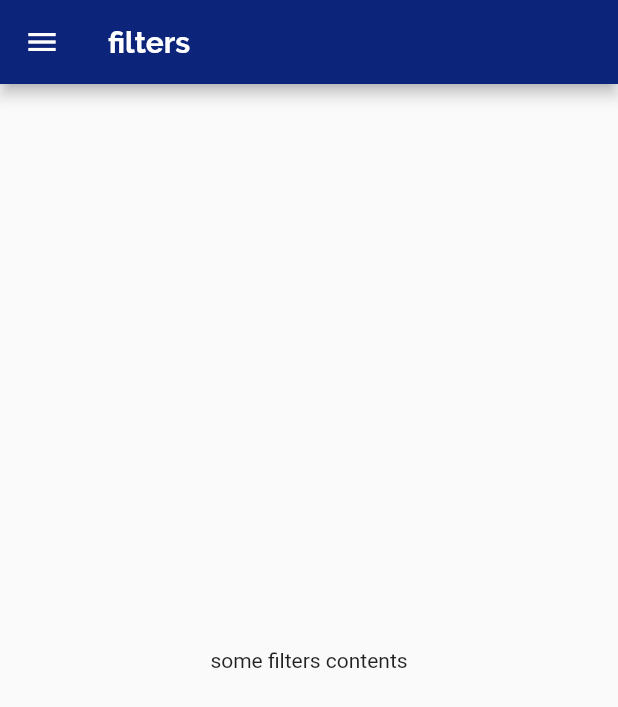
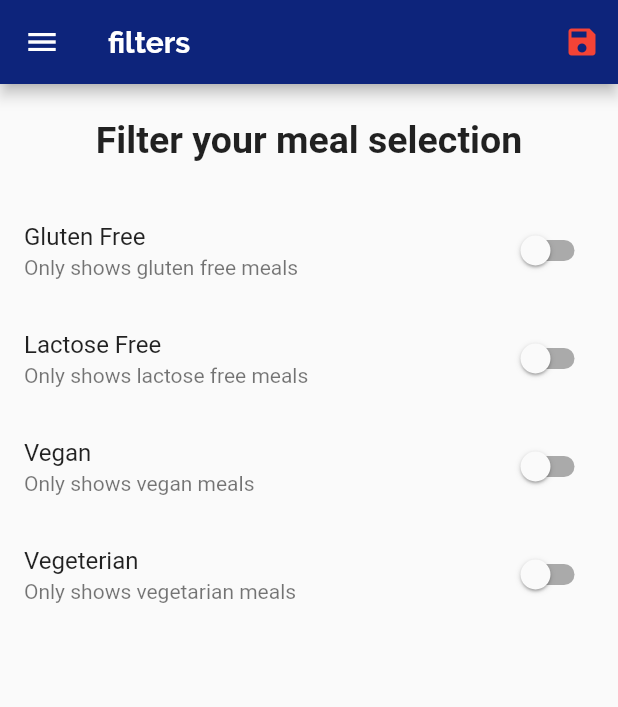
Before and after one commit to Wasim-Zaman/meal_application_using_flutter, a Flutter app: the FiltersScreen screen opened by its route, on a phone screen of 412 x 824 dp. Shown: the top 707 px of the screen. Run offline on Flutter 3.47's test engine with Material 2 defaults, Android fonts, the phone set to English and light mode, and no system bars; Roboto replaces fonts that are missing (RobotoCondensed).

Commit message:
filters page completed

```diff
--- a/lib/other/main.dart
+++ b/lib/other/main.dart
@@ -7,12 +7,52 @@ import '../screens/meal_detail_screen.dart';
 import '../screens/filters_screen.dart';
 import '../themes/theme_data.dart';
 
+import '../models/dummy_data.dart';
+import '../models/meal.dart';
+
 void main() {
   runApp(const MyApp());
 }
 
-class MyApp extends StatelessWidget {
+class MyApp extends StatefulWidget {
   const MyApp({super.key});
+
+  @override
+  State<MyApp> createState() => _MyAppState();
+}
+
+class _MyAppState extends State<MyApp> {
+  Map<String, bool> _filter = {
+    'gluten': false,
+    'lactose': false,
+    'vegan': false,
+    'vegetarian': false,
+  };
+
+  List<Meal> _availableMeal = DUMMY_MEALS;
+
+  void _updateFilters(Map<String, bool> filteredMeal) {
+    setState(() {
+      _filter = filteredMeal;
+    });
+
+    // here we will set the available meals
+    _availableMeal = DUMMY_MEALS.where((meal) {
+      if (_filter['gluten'] == true && !meal.isGlutenFree) {
+        return false;
+      }
+      if (_filter['lactose'] == true && !meal.isLactoseFree) {
+        return false;
+      }
+      if (_filter['vegan'] == true && !meal.isVegan) {
+        return false;
+      }
+      if (_filter['vegetarian'] == true && !meal.isVegetarian) {
+        return false;
+      }
+      return true;
+    }).toList();
+  }
 
   @override
   Widget build(BuildContext context) {
@@ -24,9 +64,10 @@ class MyApp extends StatelessWidget {
       initialRoute: "/",
       routes: {
         '/': (context) => const TabsScreenBottom(),
-        CategoryRecipe.screenName: (context) => const CategoryRecipe(),
+        CategoryRecipe.screenName: (context) => CategoryRecipe(_availableMeal),
         MealDetail.screenName: (context) => const MealDetail(),
-        FiltersScreen.pageName: (context) => const FiltersScreen(),
+        FiltersScreen.pageName: (context) =>
+            FiltersScreen(_filter, _updateFilters),
       },
       onGenerateRoute: (settings) {
         return null;
--- a/lib/screens/category_recipe_screen.dart
+++ b/lib/screens/category_recipe_screen.dart
@@ -1,7 +1,6 @@
 import 'package:flutter/material.dart';
 
 import '../widgets/meal_item.dart';
-import '../models/dummy_data.dart';
 import '../models/meal.dart';
 
 class CategoryRecipe extends StatefulWidget {
@@ -16,7 +15,8 @@ class CategoryRecipe extends StatefulWidget {
   //   required this.title,
   // });
 
-  const CategoryRecipe({super.key});
+  final List<Meal> availableMeals;
+  const CategoryRecipe(this.availableMeals, {super.key});
 
   @override
   State<CategoryRecipe> createState() => _CategoryRecipeState();
@@ -37,7 +37,7 @@ class _CategoryRecipeState extends State<CategoryRecipe> {
       final id = args['id'] as String;
       title = args['title'] as String;
 
-      displayedMeal = DUMMY_MEALS.where((meal) {
+      displayedMeal = widget.availableMeals.where((meal) {
         return meal.categories.contains(id);
       }).toList();
       isFirstTime = false;
--- a/lib/screens/favorites_screen.dart
+++ b/lib/screens/favorites_screen.dart
@@ -6,7 +6,7 @@ class FavoritesScreen extends StatelessWidget {
   @override
   Widget build(BuildContext context) {
     return const Center(
-      child: Text('hello'),
+      child: Text("Favorites Screen"),
     );
   }
 }
--- a/lib/screens/filters_screen.dart
+++ b/lib/screens/filters_screen.dart
@@ -2,10 +2,43 @@ import 'package:flutter/material.dart';
 
 import '../other/my_drawer.dart';
 
-class FiltersScreen extends StatelessWidget {
+class FiltersScreen extends StatefulWidget {
   static const pageName = '/filters-page';
 
-  const FiltersScreen({super.key});
+  final Map<String, bool> filters;
+  final Function updateFilters;
+
+  const FiltersScreen(this.filters, this.updateFilters, {super.key});
+
+  @override
+  State<FiltersScreen> createState() => _FiltersScreenState();
+}
+
+class _FiltersScreenState extends State<FiltersScreen> {
+  var _isGlutenFree;
+  var _isVegan;
+  var _isVegetarian;
+  var _isLactoseFree;
+
+  @override
+  void initState() {
+    _isGlutenFree = widget.filters['gluten'];
+    _isVegan = widget.filters['vegan'];
+    _isVegetarian = widget.filters['vegetarian'];
+    _isLactoseFree = widget.filters['lactose'];
+    super.initState();
+  }
+
+  // create a Switchlistview builder
+  Widget _buildSwitchListView(String title, String description,
+      bool currentValue, Function updateItem) {
+    return SwitchListTile(
+      title: Text(title),
+      subtitle: Text(description),
+      value: currentValue,
+      onChanged: (newValue) => updateItem(newValue),
+    );
+  }
 
   @override
   Widget build(BuildContext context) {
@@ -13,10 +46,76 @@ class FiltersScreen extends StatelessWidget {
       appBar: AppBar(
         title: const Text("filters"),
         backgroundColor: Theme.of(context).primaryColor,
+        actions: [
+          IconButton(
+            onPressed: () {
+              final Map<String, bool> selectFilters = {
+                'gluten': _isGlutenFree,
+                'lactose': _isLactoseFree,
+                'vegan': _isVegan,
+                'vegetarian': _isVegetarian,
+              };
+              widget.updateFilters(selectFilters);
+            },
+            icon: const Icon(
+              Icons.save,
+              color: Colors.red,
+            ),
+          ),
+        ],
       ),
       drawer: const MyDrawer(),
-      body: const Center(
-        child: Text("some filters contents"),
+      body: Column(
+        children: [
+          Container(
+            alignment: Alignment.center,
+            padding: const EdgeInsets.all(23),
+            child: const Text(
+              "Filter your meal selection",
+              softWrap: true,
+              style: TextStyle(
+                fontFamily: "RobotoCondensed",
+                fontSize: 25,
+                fontWeight: FontWeight.bold,
+              ),
+            ),
+          ),
+
+          // Cover all the available height
+          Expanded(
+            child: ListView(
+              children: [
+                _buildSwitchListView("Gluten Free",
+                    "Only shows gluten free meals", _isGlutenFree, (newValue) {
+                  setState(() {
+                    _isGlutenFree = newValue;
+                  });
+                }),
+                _buildSwitchListView(
+                    "Lactose Free",
+                    "Only shows lactose free meals",
+                    _isLactoseFree, (newValue) {
+                  setState(() {
+                    _isLactoseFree = newValue;
+                  });
+                }),
+                _buildSwitchListView(
+                    "Vegan", "Only shows vegan meals", _isVegan, (newValue) {
+                  setState(() {
+                    _isVegan = newValue;
+                  });
+                }),
+                _buildSwitchListView(
+                    "Vegeterian", "Only shows vegetarian meals", _isVegetarian,
+                    (newValue) {
+                  setState(() {
+                    _isVegetarian = newValue;
+                  });
+                }),
+              ],
+            ),
+          ),
+        ],
       ),
     );
   }
--- a/lib/screens/tabs_screen_bottom.dart
+++ b/lib/screens/tabs_screen_bottom.dart
@@ -56,11 +56,16 @@ class _TabsScreenBottomState extends State<TabsScreenBottom> {
 
         // Some styling to the tabs
         backgroundColor: Theme.of(context).primaryColor,
+        showUnselectedLabels: true,
         unselectedItemColor: Colors.black,
         currentIndex: _selectedIndex,
         selectedItemColor: Theme.of(context).primaryColor,
         iconSize: 30,
+
+        // Setting the type
         type: BottomNavigationBarType.shifting,
+
+        // Feeding the items (two items into the BottomNavigationBar)
         items: const [
           // this property need the BottomNavigationBarItem as element
           BottomNavigationBarItem(
```
Also changed, not shown: notes/didStateChanged.txt (added, +11 -0 lines).
